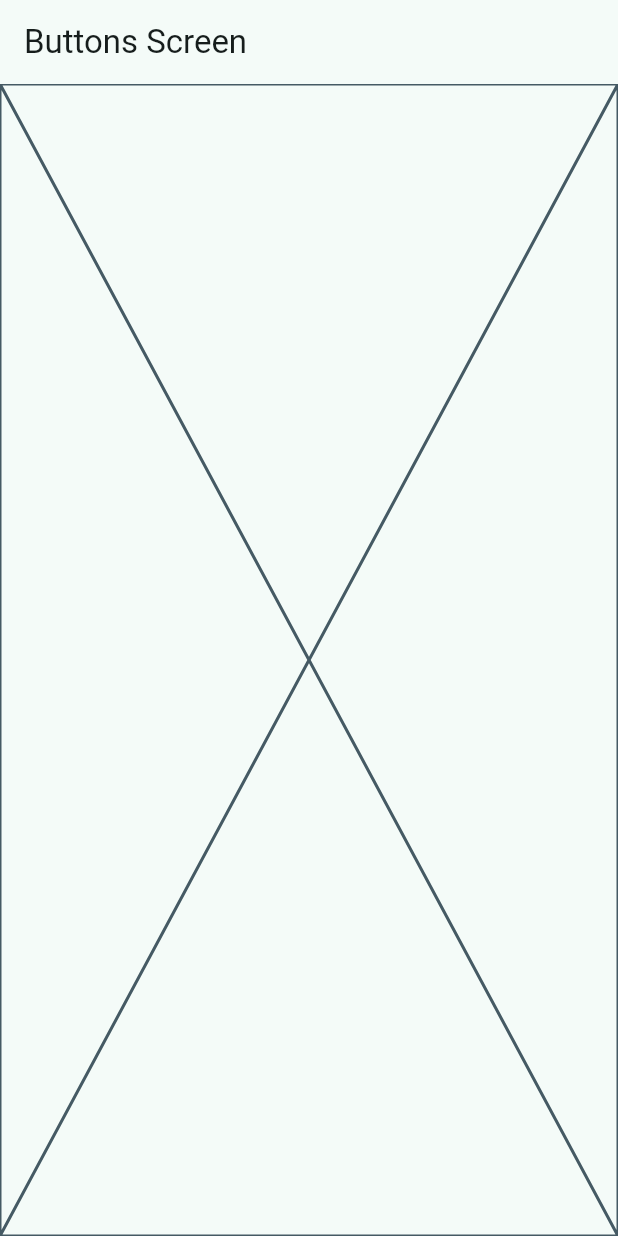
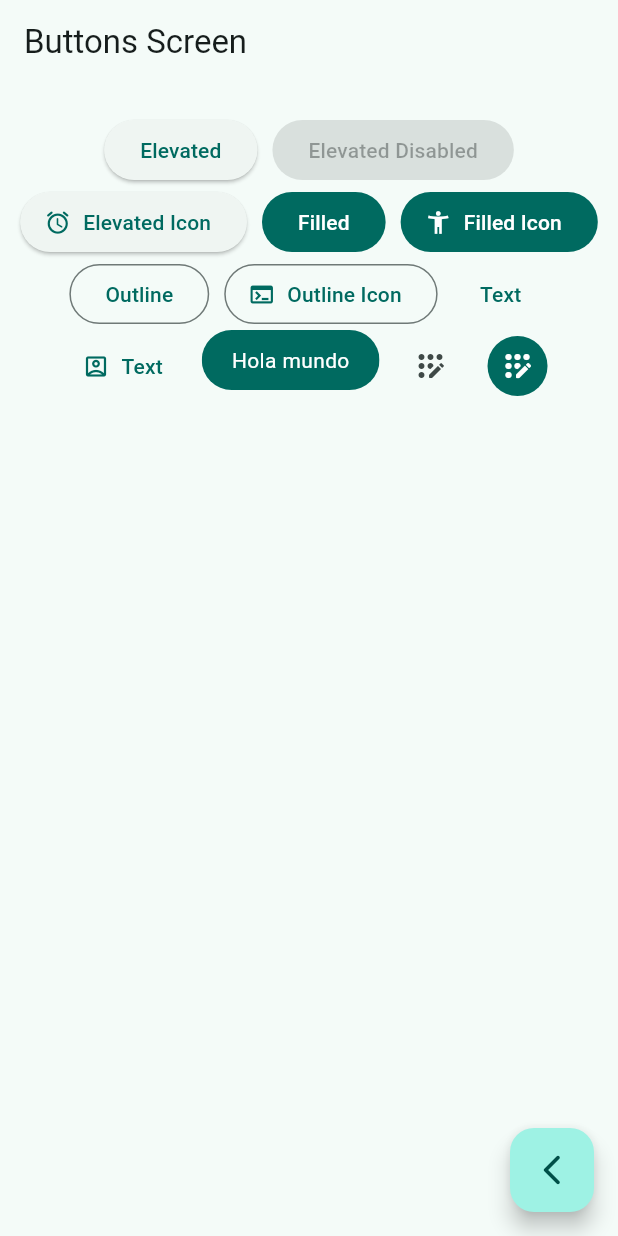
Before and after one commit to lukeBryDev/flutter_expert_dev_talles_course, a Flutter app: the ButtonsScreen screen opened by its route, on a phone screen of 412 x 824 dp. Run offline on Flutter 3.47's test engine with Material 3 defaults, Android fonts, the light colour scheme and no system bars; our stand-ins replace animate_do, dio, go_router, video_player.

Commit message:
widgets_app style(ButtonsScreen): different buttons examples

```diff
--- a/widgets_app/lib/presentation/screens/buttons/buttons_screen.dart
+++ b/widgets_app/lib/presentation/screens/buttons/buttons_screen.dart
@@ -1,4 +1,5 @@
 import 'package:flutter/material.dart';
+import 'package:go_router/go_router.dart';
 
 class ButtonsScreen extends StatelessWidget {
   static const name = 'buttons_screen';
@@ -11,7 +12,101 @@
       appBar: AppBar(
         title: const Text('Buttons Screen'),
       ),
-      body: const Placeholder(),
+      body: const _ButtonsView(),
+      floatingActionButton: FloatingActionButton(
+        child: const Icon(Icons.arrow_back_ios_new_rounded),
+        onPressed: () {
+          context.pop();
+        },
+      ),
     );
   }
 }
+
+class _ButtonsView extends StatelessWidget {
+  const _ButtonsView();
+
+  @override
+  Widget build(BuildContext context) {
+    final colors = Theme.of(context).colorScheme;
+    return SizedBox(
+      width: double.infinity,
+      child: Padding(
+        padding: const EdgeInsets.symmetric(horizontal: 12, vertical: 20),
+        child: Wrap(
+          spacing: 10,
+          alignment: WrapAlignment.center,
+          children: [
+            ElevatedButton(
+              onPressed: () {},
+              child: const Text('Elevated'),
+            ),
+            const ElevatedButton(
+              onPressed: null, // set to null if disabled
+              child: Text('Elevated Disabled'),
+            ),
+            ElevatedButton.icon(
+              onPressed: () {},
+              icon: const Icon(Icons.access_alarm_rounded),
+              label: const Text('Elevated Icon'),
+            ),
+            FilledButton(onPressed: () {}, child: const Text('Filled')),
+            FilledButton.icon(
+              onPressed: () {},
+              icon: const Icon(Icons.accessibility_new),
+              label: const Text('Filled Icon'),
+            ),
+            OutlinedButton(onPressed: () {}, child: const Text('Outline')),
+            OutlinedButton.icon(
+              onPressed: () {},
+              icon: const Icon(Icons.terminal),
+              label: const Text('Outline Icon'),
+            ),
+            TextButton(onPressed: () {}, child: const Text('Text')),
+            TextButton.icon(
+                onPressed: () {},
+                icon: const Icon(Icons.account_box_outlined),
+                label: const Text('Text')),
+            const _CustomButton(),
+            IconButton(
+                onPressed: () {},
+                icon: const Icon(Icons.app_registration_rounded)),
+            IconButton(
+              onPressed: () {},
+              icon: const Icon(Icons.app_registration_rounded),
+              style: ButtonStyle(
+                backgroundColor: MaterialStatePropertyAll(colors.primary),
+                iconColor: const MaterialStatePropertyAll(Colors.white),
+              ),
+            ),
+          ],
+        ),
+      ),
+    );
+  }
+}
+
+class _CustomButton extends StatelessWidget {
+  const _CustomButton();
+
+  @override
+  Widget build(BuildContext context) {
+    final colors = Theme.of(context).colorScheme;
+    return ClipRRect(
+      borderRadius: BorderRadius.circular(20),
+      child: Material(
+        color: colors.primary,
+        child: InkWell(
+          onTap: () {},
+          child: const Padding(
+            padding: EdgeInsets.symmetric(horizontal: 20, vertical: 10),
+            child: Text(
+              'Hola mundo',
+              style: TextStyle(color: Colors.white),
+            ),
+          ),
+        ),
+      ),
+    );
+  }
+}
```
